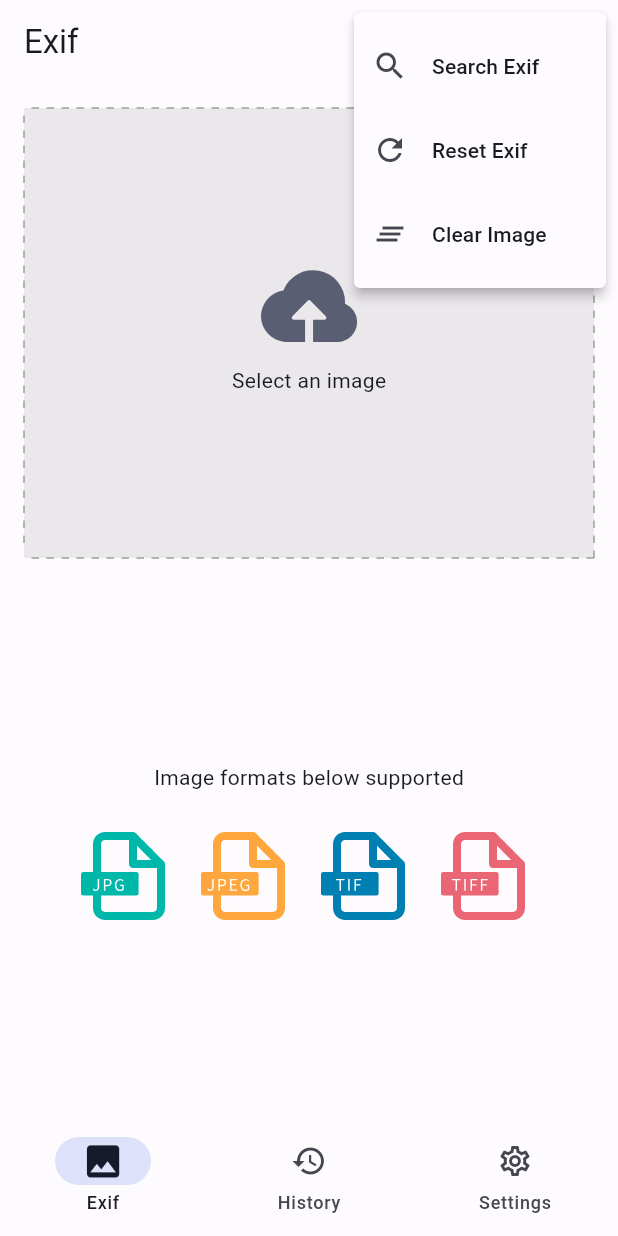
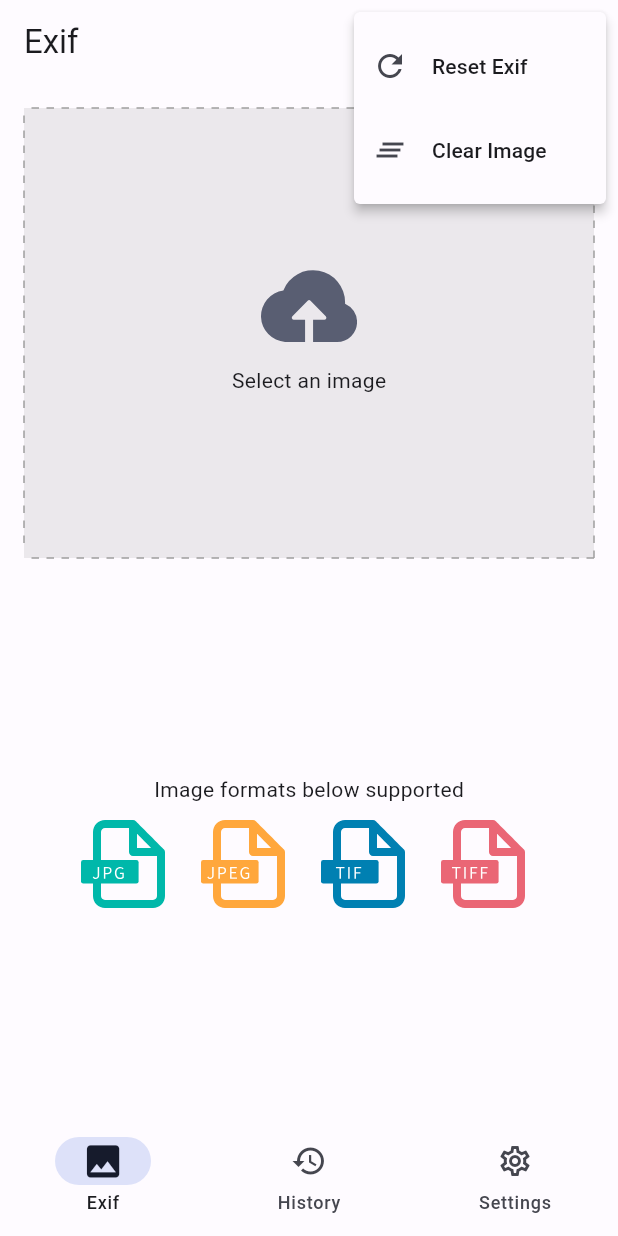
Before and after one commit to Samoy/exif_helper, a Flutter app: the IndexPage screen opened directly, after a tap on the "more vert" icon, on a phone screen of 412 x 824 dp. Run offline on Flutter 3.47's test engine with Material 3 defaults, Android fonts, the phone set to English and light mode, and no system bars; our stand-ins replace file_picker, flutter_svg, shared_preferences; missing offline and left inert: desktop_drop, routerino, window_manager; accounts and stored records are empty; generated files the repository leaves out were written again; statements that could not run were skipped.

Commit message:
feat: search image exif.

```diff
--- /dev/null
+++ b/devtools_options.yaml
@@ -0,0 +1,2 @@
+extensions:
+  - provider: true
--- a/lib/common/constant.dart
+++ b/lib/common/constant.dart
@@ -24,7 +24,6 @@ const double extraLargeFontSize = 24.0;
 const double appLogoSize = 80;
 const double dialogLogoSize = 40;
 
-
 const double normalButtonWidth = 300;
 const double normalButtonHeight = 40;
 
--- a/lib/main.dart
+++ b/lib/main.dart
@@ -81,7 +81,7 @@ class _MyAppState extends State<MyApp> {
             localizationsDelegates: AppLocalizations.localizationsDelegates,
             supportedLocales: AppLocalizations.supportedLocales,
             navigatorKey: Routerino.navigatorKey,
-            home: RouterinoHome(
+            home: RouterinoHome<IndexPage>(
               builder: () => const IndexPage(),
             ),
           );
--- /dev/null
+++ b/lib/models/history.dart
@@ -0,0 +1,3 @@
+import 'package:flutter/material.dart';
+
+class HistoryModel extends ChangeNotifier {}
--- a/lib/screens/home.dart
+++ b/lib/screens/home.dart
@@ -1,4 +1,5 @@
 import 'dart:io';
+import 'dart:async';
 
 import 'package:desktop_drop/desktop_drop.dart';
 import 'package:exif_helper/extensions/platform_extension.dart';
@@ -14,7 +15,9 @@ import 'package:path/path.dart' as path;
 import '../common/constant.dart';
 import '../models/exif.dart';
 
-enum _Menu { search, clear, reset }
+enum _Menu { clear, reset }
+
+typedef FetchImageFunc = Future<image.Image?> Function(String);
 
 class HomePage extends StatefulWidget {
   const HomePage({super.key});
@@ -27,10 +30,22 @@ class _HomePageState extends State<HomePage> {
   final ScrollController _scrollController = ScrollController();
   final List<String> _allowedExtensions = ["jpg", "jpeg", "tif", "tiff"];
   final double fileIconSize = 64.0;
+
   String _imagePath = "";
   image.Image? _image;
   bool _isDragging = false;
+
   final GlobalKey<FormState> _formKey = GlobalKey<FormState>();
+
+  final FocusNode _searchFocusNode = FocusNode();
+  final TextEditingController _searchController = TextEditingController();
+  bool _showSearch = false;
+  Future<image.Image?>? _imageData;
+
+  @override
+  void initState() {
+    super.initState();
+  }
 
   @override
   Widget build(BuildContext context) {
@@ -42,18 +57,38 @@ class _HomePageState extends State<HomePage> {
             SliverAppBar(
               title: Text(AppLocalizations.of(context)!.home),
               actions: [
+                AnimatedContainer(
+                  width: _showSearch ? 200 : 0,
+                  height: 40,
+                  duration: const Duration(milliseconds: 100),
+                  child: TextField(
+                    focusNode: _searchFocusNode,
+                    controller: _searchController,
+                    onEditingComplete: _searchExif,
+                    decoration: InputDecoration(
+                      border: const UnderlineInputBorder(),
+                      hintText: AppLocalizations.of(context)!.searchExif,
+                      suffixIcon:
+                          _searchController.text.isNotEmpty && _showSearch
+                              ? IconButton(
+                                  onPressed: () {
+                                    _searchController.clear();
+                                  },
+                                  icon: const Icon(Icons.clear_outlined),
+                                )
+                              : null,
+                    ),
+                  ),
+                ),
+                IconButton(
+                  onPressed: _searchExif,
+                  icon: const Icon(Icons.search_outlined),
+                ),
                 PopupMenuButton<_Menu>(
                   icon: const Icon(Icons.more_vert),
                   onSelected: _menuSelected,
                   itemBuilder: (BuildContext context) =>
                       <PopupMenuEntry<_Menu>>[
-                    PopupMenuItem<_Menu>(
-                      value: _Menu.search,
-                      child: ListTile(
-                        leading: const Icon(Icons.search_outlined),
-                        title: Text(AppLocalizations.of(context)!.searchExif),
-                      ),
-                    ),
                     PopupMenuItem<_Menu>(
                       value: _Menu.reset,
                       child: ListTile(
@@ -108,15 +143,13 @@ class _HomePageState extends State<HomePage> {
             ),
             _imagePath.isEmpty
                 ? SliverFillRemaining(
-                    child: Center(
+                    hasScrollBody: false,
                     child: Column(
+                      crossAxisAlignment: CrossAxisAlignment.center,
                       mainAxisAlignment: MainAxisAlignment.center,
                       children: [
                         Text(AppLocalizations.of(context)!
                             .supportImageFormatBelow),
-                          const SizedBox(
-                            height: normalMargin,
-                          ),
                         Row(
                           mainAxisAlignment: MainAxisAlignment.center,
                           children: [
@@ -134,10 +167,9 @@ class _HomePageState extends State<HomePage> {
                         ),
                       ],
                     ),
-                    ),
                   )
                 : FutureBuilder(
-                    future: _fetchExifData(),
+                    future: _imageData,
                     builder: (context, snapshot) {
                       return snapshot.connectionState == ConnectionState.done
                           ? (() {
@@ -145,6 +177,7 @@ class _HomePageState extends State<HomePage> {
                               _image = img;
                               return img == null
                                   ? SliverFillRemaining(
+                                      hasScrollBody: false,
                                       child: Center(
                                         child: Text(
                                             AppLocalizations.of(context)!
@@ -160,12 +193,6 @@ class _HomePageState extends State<HomePage> {
                               ),
                             );
                     },
-                  ),
-            const SliverToBoxAdapter(
-              child: SizedBox(
-                width: double.infinity,
-                height: 80,
-              ),
                   ),
           ],
         ),
@@ -272,7 +299,11 @@ class _HomePageState extends State<HomePage> {
       child: SliverList.separated(
         itemBuilder: (BuildContext context, int index) {
           ExifModel exifModel = exifModels[index];
-          return Card(
+          return Container(
+            margin: index == exifModels.length - 1
+                ? const EdgeInsets.only(bottom: 80)
+                : EdgeInsets.zero,
+            child: Card(
               margin: const EdgeInsets.symmetric(
                 horizontal: normalMargin,
               ),
@@ -294,6 +325,7 @@ class _HomePageState extends State<HomePage> {
                   ],
                 ),
               ),
+            ),
           );
         },
         separatorBuilder: (BuildContext context, int index) {
@@ -309,6 +341,8 @@ class _HomePageState extends State<HomePage> {
   List<Widget> _buildExifInfo(
       Map<String, image.IfdValue?> info, ExifModel exifModel) {
     return info.keys
+        .where((element) => element
+            .contains(RegExp(_searchController.text, caseSensitive: false)))
         .map((key) => Padding(
               padding: const EdgeInsets.symmetric(vertical: normalPadding),
               child: Row(
@@ -341,9 +375,6 @@ class _HomePageState extends State<HomePage> {
 
   void _menuSelected(_Menu item) {
     switch (item) {
-      case _Menu.search:
-        _searchExif();
-        break;
       case _Menu.reset:
         _resetExif();
         break;
@@ -353,7 +384,26 @@ class _HomePageState extends State<HomePage> {
     }
   }
 
-  void _searchExif() {}
+  Future<image.Image?> _fetchExifData(String path) {
+    return compute((path) {
+      return path.isEmpty
+          ? null
+          : image.decodeImageFile(path).then((value) => value);
+    }, path);
+  }
+
+  void _searchExif() {
+    setState(() {
+      if (!_showSearch) {
+        _showSearch = true;
+      } else if (_searchController.text.isEmpty) {
+        _showSearch = false;
+      }
+      _showSearch
+          ? _searchFocusNode.requestFocus()
+          : _searchFocusNode.unfocus();
+    });
+  }
 
   void _resetExif() {
     _formKey.currentState?.reset();
@@ -373,31 +423,30 @@ class _HomePageState extends State<HomePage> {
       allowMultiple: false,
     );
     if (result != null) {
-      setState(() {
-        _imagePath = result.files.single.path!;
-      });
+      _setImagePath(result.files.single.path!);
     }
   }
 
   void _onDragDone(BuildContext context, DropDoneDetails detail) {
     setState(() {
+      _isDragging = false;
+    });
     if (detail.files.isNotEmpty) {
       String filePath = detail.files.first.path;
       String extension = path.extension(filePath).substring(1).toLowerCase();
       if (_allowedExtensions.contains(extension)) {
-          _imagePath = detail.files.first.path;
+        _setImagePath(detail.files.first.path);
       } else {
         _showTips(AppLocalizations.of(context)!.invalidImageType);
       }
     }
-      _isDragging = false;
-    });
   }
 
-  Future<image.Image?> _fetchExifData() {
-    return compute((path) {
-      return image.decodeImageFile(path).then((value) => value);
-    }, _imagePath);
+  void _setImagePath(String path) {
+    setState(() {
+      _imagePath = path;
+    });
+    _imageData = _fetchExifData(_imagePath);
   }
 
   String _getSubTagName(String subName, int tag) {
@@ -482,21 +531,21 @@ class _HomePageState extends State<HomePage> {
       case const (image.IfdValueShort):
       case const (image.IfdValueLong):
       case const (image.IfdValueSByte):
-      case  const (image.IfdValueSShort):
+      case const (image.IfdValueSShort):
       case const (image.IfdValueSLong):
         ifdValue.setInt(int.parse(value), index);
         break;
       case const (image.IfdValueSingle):
-      case const  (image.IfdValueDouble):
+      case const (image.IfdValueDouble):
         ifdValue.setDouble(double.parse(value), index);
         break;
-      case const  (image.IfdValueRational):
-      case  const (image.IfdValueSRational):
+      case const (image.IfdValueRational):
+      case const (image.IfdValueSRational):
         int numerator = int.parse(value.split("/")[0]);
         int denominator = int.parse(value.split("/")[1]);
         ifdValue.setRational(numerator, denominator, index);
         break;
-      case  const (image.IfdValueAscii):
+      case const (image.IfdValueAscii):
         ifdValue.setString(value);
         break;
       default:
--- a/lib/screens/index.dart
+++ b/lib/screens/index.dart
@@ -107,7 +107,7 @@ class _IndexPageState extends State<IndexPage> with WindowListener {
             ),
             const VerticalDivider(thickness: 1, width: 1),
             Expanded(
-              child:  IndexedStack(
+              child: IndexedStack(
                 index: _selectedIndex,
                 children: _destinations.map((item) => item.page).toList(),
               ),
--- a/lib/theme/theme.dart
+++ b/lib/theme/theme.dart
@@ -73,7 +73,4 @@ final lightTheme = ThemeData(
   colorScheme: lightColorScheme,
 );
 
-final darkTheme = ThemeData(
-  colorScheme: darkColorScheme,
-  useMaterial3: true
-);
+final darkTheme = ThemeData(colorScheme: darkColorScheme, useMaterial3: true);
--- a/pubspec.yaml
+++ b/pubspec.yaml
@@ -44,6 +44,7 @@ dependencies:
   image: ^4.1.7
   path: ^1.9.0
   desktop_drop: ^0.4.4
+  async: ^2.11.0
 dev_dependencies:
   flutter_test:
     sdk: flutter
```
Also changed, not shown: lib/widgets/dashed_container.dart (+3 -5 lines), assets/images/jpeg.svg, pubspec.lock. Lines whose indentation alone changed are shown as unchanged.
